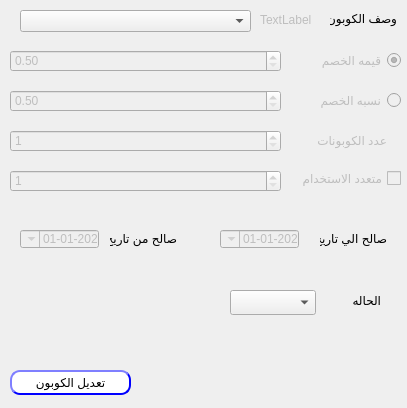
Qt form presentation/coupon_ui/stoppedSerial.ui (shymaa123456/HyperPOS2020) before a commit.
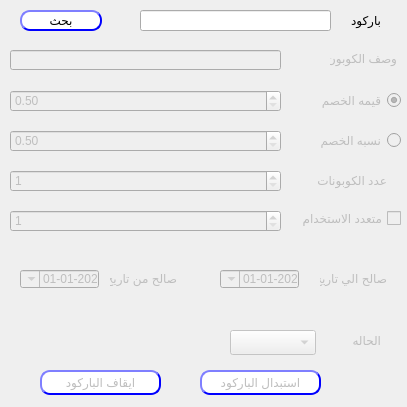
The same form after that commit.

What changed in the file:
```diff
--- a/presentation/coupon_ui/stoppedSerial.ui
+++ b/presentation/coupon_ui/stoppedSerial.ui
@@ -7,16 +7,19 @@
     <x>0</x>
     <y>0</y>
     <width>407</width>
-    <height>408</height>
+    <height>407</height>
    </rect>
   </property>
   <property name="windowTitle">
    <string>Dialog</string>
   </property>
-  <widget class="QPushButton" name="BTN_modifyCoupon">
+  <widget class="QPushButton" name="BTN_stopCoupon">
+   <property name="enabled">
+    <bool>false</bool>
+   </property>
    <property name="geometry">
     <rect>
-     <x>10</x>
+     <x>40</x>
      <y>370</y>
      <width>121</width>
      <height>25</height>
@@ -47,7 +50,7 @@
                                     </string>
    </property>
    <property name="text">
-    <string>تعديل الكوبون</string>
+    <string>ايقاف الباركود</string>
    </property>
   </widget>
   <widget class="QDateTimeEdit" name="Qdate_from">
@@ -57,7 +60,7 @@
    <property name="geometry">
     <rect>
      <x>20</x>
-     <y>230</y>
+     <y>270</y>
      <width>79</width>
      <height>18</height>
     </rect>
@@ -83,10 +86,13 @@
    </property>
   </widget>
   <widget class="QLabel" name="desc">
+   <property name="enabled">
+    <bool>false</bool>
+   </property>
    <property name="geometry">
     <rect>
      <x>330</x>
-     <y>10</y>
+     <y>50</y>
      <width>67</width>
      <height>17</height>
     </rect>
@@ -105,7 +111,7 @@
    <property name="geometry">
     <rect>
      <x>320</x>
-     <y>50</y>
+     <y>90</y>
      <width>81</width>
      <height>20</height>
     </rect>
@@ -130,7 +136,7 @@
    <property name="geometry">
     <rect>
      <x>300</x>
-     <y>170</y>
+     <y>210</y>
      <width>101</width>
      <height>17</height>
     </rect>
@@ -149,7 +155,7 @@
    <property name="geometry">
     <rect>
      <x>306</x>
-     <y>130</y>
+     <y>170</y>
      <width>81</width>
      <height>20</height>
     </rect>
@@ -168,7 +174,7 @@
    <property name="geometry">
     <rect>
      <x>220</x>
-     <y>230</y>
+     <y>270</y>
      <width>79</width>
      <height>18</height>
     </rect>
@@ -200,7 +206,7 @@
    <property name="geometry">
     <rect>
      <x>10</x>
-     <y>50</y>
+     <y>90</y>
      <width>271</width>
      <height>22</height>
     </rect>
@@ -219,7 +225,7 @@
    <property name="geometry">
     <rect>
      <x>10</x>
-     <y>170</y>
+     <y>210</y>
      <width>271</width>
      <height>22</height>
     </rect>
@@ -235,7 +241,7 @@
    <property name="geometry">
     <rect>
      <x>10</x>
-     <y>90</y>
+     <y>130</y>
      <width>271</width>
      <height>22</height>
     </rect>
@@ -254,7 +260,7 @@
    <property name="geometry">
     <rect>
      <x>10</x>
-     <y>130</y>
+     <y>170</y>
      <width>271</width>
      <height>22</height>
     </rect>
@@ -265,12 +271,12 @@
   </widget>
   <widget class="QLabel" name="desc_3">
    <property name="enabled">
-    <bool>true</bool>
+    <bool>false</bool>
    </property>
    <property name="geometry">
     <rect>
      <x>110</x>
-     <y>230</y>
+     <y>270</y>
      <width>67</width>
      <height>17</height>
     </rect>
@@ -281,46 +287,17 @@
   </widget>
   <widget class="QComboBox" name="CMB_CouponStatus">
    <property name="enabled">
-    <bool>true</bool>
+    <bool>false</bool>
    </property>
    <property name="geometry">
     <rect>
      <x>230</x>
-     <y>290</y>
+     <y>330</y>
      <width>86</width>
      <height>25</height>
     </rect>
    </property>
   </widget>
-  <widget class="QLabel" name="labe_id">
-   <property name="enabled">
-    <bool>false</bool>
-   </property>
-   <property name="geometry">
-    <rect>
-     <x>260</x>
-     <y>10</y>
-     <width>61</width>
-     <height>20</height>
-    </rect>
-   </property>
-   <property name="text">
-    <string>TextLabel</string>
-   </property>
-  </widget>
-  <widget class="QComboBox" name="CMB_CouponDes">
-   <property name="geometry">
-    <rect>
-     <x>20</x>
-     <y>10</y>
-     <width>231</width>
-     <height>22</height>
-    </rect>
-   </property>
-   <property name="editable">
-    <bool>false</bool>
-   </property>
-  </widget>
   <widget class="QRadioButton" name="radioButton_Percentage">
    <property name="enabled">
     <bool>false</bool>
@@ -328,7 +305,7 @@
    <property name="geometry">
     <rect>
      <x>320</x>
-     <y>90</y>
+     <y>130</y>
      <width>81</width>
      <height>20</height>
     </rect>
@@ -342,12 +319,12 @@
   </widget>
   <widget class="QLabel" name="desc_4">
    <property name="enabled">
-    <bool>true</bool>
+    <bool>false</bool>
    </property>
    <property name="geometry">
     <rect>
      <x>320</x>
-     <y>230</y>
+     <y>270</y>
      <width>67</width>
      <height>17</height>
     </rect>
@@ -361,12 +338,12 @@
   </widget>
   <widget class="QLabel" name="label_2">
    <property name="enabled">
-    <bool>true</bool>
+    <bool>false</bool>
    </property>
    <property name="geometry">
     <rect>
      <x>340</x>
-     <y>290</y>
+     <y>330</y>
      <width>41</width>
      <height>20</height>
     </rect>
@@ -378,6 +355,122 @@
     <string>الحاله</string>
    </property>
   </widget>
+  <widget class="QLineEdit" name="lineDesc">
+   <property name="enabled">
+    <bool>false</bool>
+   </property>
+   <property name="geometry">
+    <rect>
+     <x>10</x>
+     <y>50</y>
+     <width>271</width>
+     <height>20</height>
+    </rect>
+   </property>
+  </widget>
+  <widget class="QLabel" name="label">
+   <property name="geometry">
+    <rect>
+     <x>330</x>
+     <y>10</y>
+     <width>51</width>
+     <height>21</height>
+    </rect>
+   </property>
+   <property name="text">
+    <string>باركود</string>
+   </property>
+  </widget>
+  <widget class="QLineEdit" name="lineDesc_2">
+   <property name="enabled">
+    <bool>true</bool>
+   </property>
+   <property name="geometry">
+    <rect>
+     <x>140</x>
+     <y>10</y>
+     <width>191</width>
+     <height>21</height>
+    </rect>
+   </property>
+  </widget>
+  <widget class="QPushButton" name="BTN_search">
+   <property name="geometry">
+    <rect>
+     <x>20</x>
+     <y>10</y>
+     <width>82</width>
+     <height>21</height>
+    </rect>
+   </property>
+   <property name="styleSheet">
+    <string notr="true">QPushButton{
+                                        background-color: white;
+                                        border-style: outset;
+                                        border-width: 2px;
+                                        border-radius: 10px;
+                                        border-color: blue;
+                                        min-width: 6em;
+                                        }
+                                        QPushButton:hover {
+                                        background: qradialgradient(
+                                        cx: 0.3, cy: -0.4, fx: 0.3, fy: -0.4,
+                                        radius: 1.35, stop: 0 #fff, stop: 1 #bbb
+                                        );
+                                        }
+                                        QPushButton:pressed {
+                                        border-style: inset;
+                                        background: qradialgradient(
+                                        cx: 0.4, cy: -0.1, fx: 0.4, fy: -0.1,
+                                        radius: 1.35, stop: 0 #fff, stop: 1 #ddd
+                                        );
+                                        }
+                                    </string>
+   </property>
+   <property name="text">
+    <string>بحث</string>
+   </property>
+  </widget>
+  <widget class="QPushButton" name="BTN_recreateCoupon">
+   <property name="enabled">
+    <bool>false</bool>
+   </property>
+   <property name="geometry">
+    <rect>
+     <x>200</x>
+     <y>370</y>
+     <width>121</width>
+     <height>25</height>
+    </rect>
+   </property>
+   <property name="styleSheet">
+    <string notr="true">QPushButton{
+                                        background-color: white;
+                                        border-style: outset;
+                                        border-width: 2px;
+                                        border-radius: 10px;
+                                        border-color: blue;
+                                        min-width: 6em;
+                                        }
+                                        QPushButton:hover {
+                                        background: qradialgradient(
+                                        cx: 0.3, cy: -0.4, fx: 0.3, fy: -0.4,
+                                        radius: 1.35, stop: 0 #fff, stop: 1 #bbb
+                                        );
+                                        }
+                                        QPushButton:pressed {
+                                        border-style: inset;
+                                        background: qradialgradient(
+                                        cx: 0.4, cy: -0.1, fx: 0.4, fy: -0.1,
+                                        radius: 1.35, stop: 0 #fff, stop: 1 #ddd
+                                        );
+                                        }
+                                    </string>
+   </property>
+   <property name="text">
+    <string>استبدال الباركود</string>
+   </property>
+  </widget>
  </widget>
  <resources/>
  <connections/>
```
